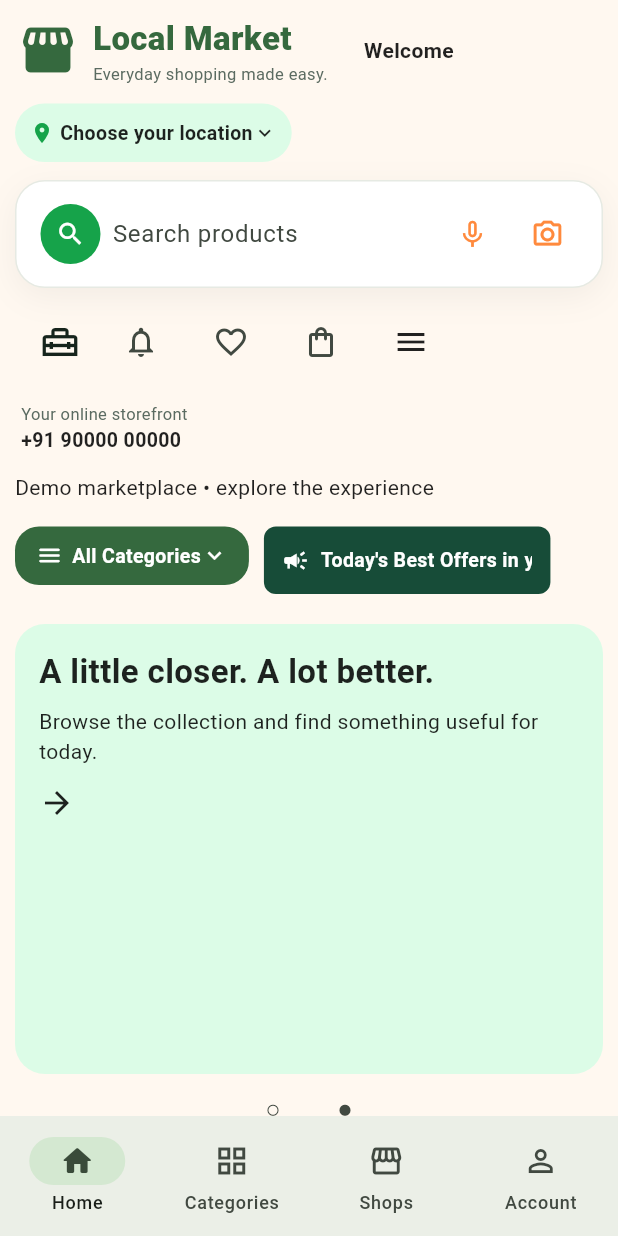
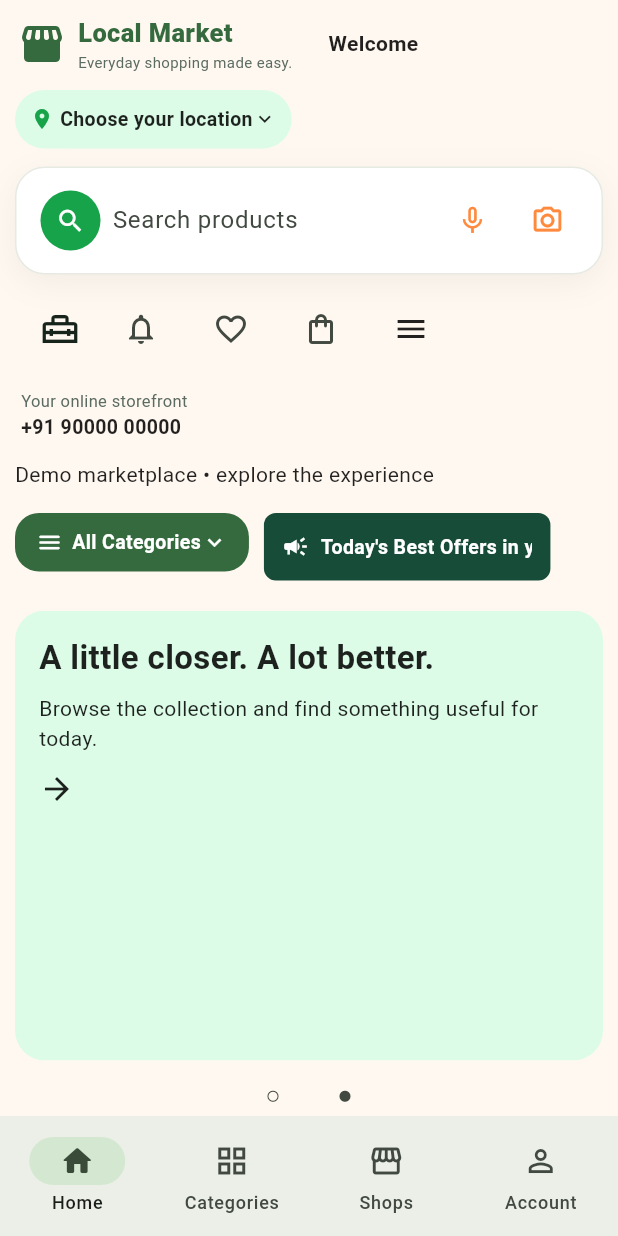
Before and after one commit to seshu1339-sys/my-project, a Flutter app: the screen it shows after launch, on a phone screen of 412 x 824 dp. Run offline on Flutter 3.47's test engine with Material 3 defaults, Android fonts, the phone set to English and light mode, and no system bars; our stand-ins replace cloud_firestore, cloud_functions, firebase_auth, firebase_core, firebase_messaging, firebase_storage and 7 more; missing offline and left inert: dart:js_interop; accounts and stored records are empty; Roboto replaces fonts that are missing (Arial).

Commit message:
Homepage layout fixes: smaller logo, full-width ticker, 6 offer cards, "My Default" snapshot
- Logo/name sized down (36px icon, 17px name) so the full header row
  fits without wrapping as early.
- Ticker chip strip ("Today's Best Offers") now fills its full width
  instead of leaving a gap before the ADS column.
- Offer carousel's per-card minimum width lowered from 200px to 150px
  so an admin-requested visibleCount of 6 can actually render 6 cards
  at once on desktop instead of being silently clamped lower; updated
  the matching test expectation for the new mobile card count.
- New "Save as My Default" / "Reset to My Default" actions in the
  Visual Editor (lib/ui/layout_defaults.dart): snapshots every
  settings/section_*, scrollingText and theme doc into one document,
  and can restore exactly that state later via a confirm-gated reset.

Also a live-data fix (not in this commit, applied directly via
Firestore): section_background's stray borderColor/margin/padding --
the admin's outer page wrapper -- removed (that was the red border +
dead space around the whole site); promo-big-savings had brightness:2
set, which washes any backgroundColor to white, explaining why it
rendered blank -- cleared that and other leftover experimental fields;
added 2 more carousel offer entries (purple, teal) and set
section_promo.visibleCount to 6 to reach the requested 6 cards.

Co-Authored-By: Claude Sonnet 5 <noreply@anthropic.com>

```diff
--- a/lib/ui/home_hero_carousel.dart
+++ b/lib/ui/home_hero_carousel.dart
@@ -100,9 +100,14 @@ class _HeroCarouselState extends State<HeroCarousel> {
           MediaQuery.sizeOf(context).width,
         );
         final requested = layout.n('visibleCount', 1, 1, 12).round();
+        // 150px (not 200px) is the minimum width a single offer card is
+        // allowed to shrink to when fitting `requested` cards into the
+        // available width -- lets an admin-requested visibleCount of 6
+        // actually show 6 at once on a typical desktop width instead of
+        // being silently clamped down to however many fit at 200px each.
         final count = requested.clamp(
           1,
-          ((c.maxWidth + layout.gap) / (200 + layout.gap)).floor().clamp(1, 12),
+          ((c.maxWidth + layout.gap) / (150 + layout.gap)).floor().clamp(1, 12),
         );
         pageCount = (widget.entries.length / count).ceil();
         if (page >= pageCount) {
--- a/lib/ui/home_ticker_section.dart
+++ b/lib/ui/home_ticker_section.dart
@@ -58,6 +58,7 @@ class HomeTickerSection extends StatelessWidget {
     return LayoutSection(
       layout: noticeLayout,
       child: Container(
+        width: double.infinity,
         decoration: BoxDecoration(
           color: colorFromHex(ticker.text('backgroundColor'), const Color(0xffe8f3fb)),
           borderRadius: BorderRadius.circular(clampedNumber(ticker, 'radius', 8, 0, 80)),
--- a/lib/ui/responsive_header_bar.dart
+++ b/lib/ui/responsive_header_bar.dart
@@ -161,12 +161,12 @@ class ResponsiveHeader extends StatelessWidget {
                     Semantics(
                       label: 'App logo',
                       child: SizedBox(
-                        height: logo.height(44, floor: 32),
-                        width: logo.height(44, floor: 32),
+                        height: logo.height(36, floor: 28),
+                        width: logo.height(36, floor: 28),
                         child: store.business.text('imageUrl').isEmpty
                             ? Icon(
                                 Icons.storefront_rounded,
-                                size: logo.n('iconSize', 40, 24, 96),
+                                size: logo.n('iconSize', 32, 20, 96),
                                 color: Theme.of(context).colorScheme.primary,
                               )
                             : Image.network(
@@ -174,14 +174,14 @@ class ResponsiveHeader extends StatelessWidget {
                                 fit: BoxFit.contain,
                                 errorBuilder: (_, error, stack) => const Icon(
                                   Icons.storefront_rounded,
-                                  size: 40,
+                                  size: 32,
                                 ),
                               ),
                       ),
                     ),
-                    const SizedBox(width: 8),
+                    const SizedBox(width: 6),
                     ConstrainedBox(
-                      constraints: const BoxConstraints(maxWidth: 220),
+                      constraints: const BoxConstraints(maxWidth: 180),
                       child: Column(
                         crossAxisAlignment: CrossAxisAlignment.start,
                         mainAxisSize: MainAxisSize.min,
@@ -191,7 +191,7 @@ class ResponsiveHeader extends StatelessWidget {
                             maxLines: 1,
                             overflow: TextOverflow.ellipsis,
                             style: TextStyle(
-                              fontSize: 22,
+                              fontSize: 17,
                               fontWeight: FontWeight.w800,
                               color: Theme.of(context).colorScheme.primary,
                             ),
@@ -200,7 +200,7 @@ class ResponsiveHeader extends StatelessWidget {
                             store.business.text('tagline', 'Local Shops • Local People • Better Prices'),
                             maxLines: 1,
                             overflow: TextOverflow.ellipsis,
-                            style: const TextStyle(fontSize: 11, color: AppTokens.textMuted),
+                            style: const TextStyle(fontSize: 10, color: AppTokens.textMuted),
                           ),
                         ],
                       ),
```
Also changed, not shown: lib/ui/layout_defaults.dart (added, +57 -0 lines), lib/ui/visual_editor.dart (+51 -0 lines), 1 other file.
